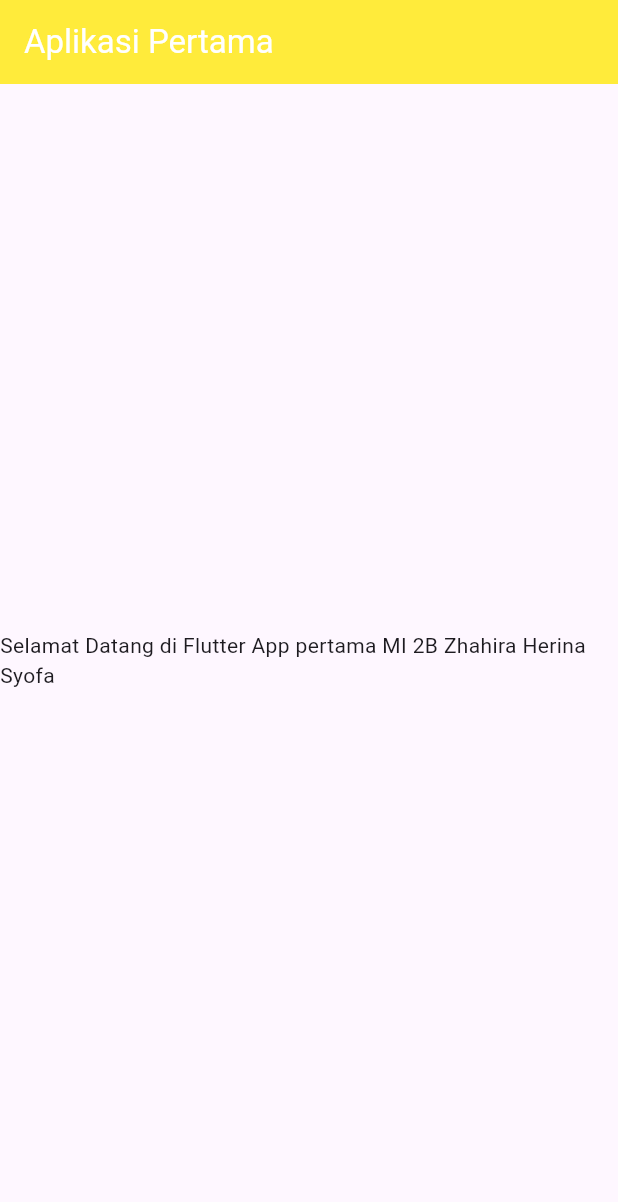
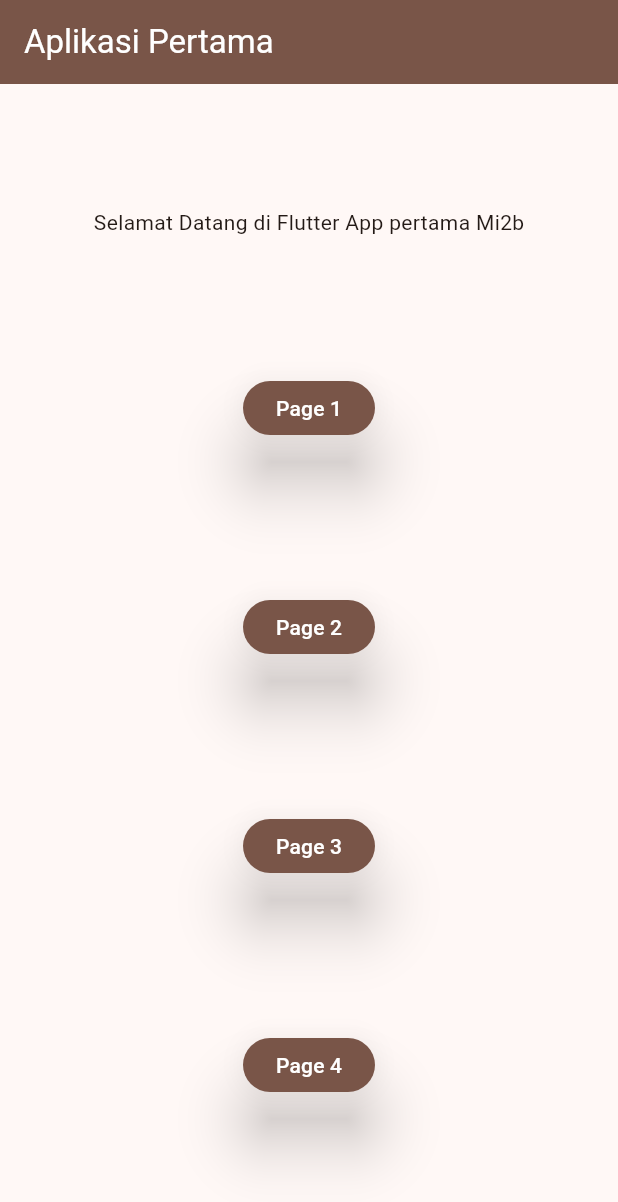
Before and after one commit to zhahirasyofa/flutter_mobile_zhahira, a Flutter app: the screen it shows after launch, on a phone screen of 412 x 824 dp. Shown: the top 1202 px of the screen. Run offline on Flutter 3.47's test engine with Material 3 defaults, Android fonts, the light colour scheme and no system bars.

Commit message:
Initial commit

```diff
--- a/lib/main.dart
+++ b/lib/main.dart
@@ -1,4 +1,8 @@
 import 'package:flutter/material.dart';
+import 'package:flutter_mobile_mi2b/Screen/page_dua.dart';
+import 'package:flutter_mobile_mi2b/Screen/page_empat.dart';
+import 'package:flutter_mobile_mi2b/Screen/page_satu.dart';
+import 'package:flutter_mobile_mi2b/Screen/page_tiga.dart';
 
 void main() {
   runApp(const MyApp());
@@ -28,7 +32,8 @@
         //
         // This works for code too, not just values: Most code changes can be
         // tested with just a hot reload.
-        colorScheme: ColorScheme.fromSeed(seedColor: Colors.deepPurple),
+        colorScheme: ColorScheme.fromSeed(seedColor: Colors.brown),
+        useMaterial3: true,
       ),
       home: const PageOne(),
       debugShowCheckedModeBanner: false,
@@ -47,13 +52,85 @@
         //appBar : properti dari sebuah widget
         //AppBar : widget
 
-        title: Text('Aplikasi Pertama',
+        title: Text(
+          'Aplikasi Pertama',
           style: TextStyle(color: Colors.white),
         ),
-        backgroundColor: Colors.yellow,
+        backgroundColor: Colors.brown,
       ),
       body: Center(
-        child: Text("Selamat Datang di Flutter App pertama MI 2B Zhahira Herina Syofa"),
+        child: Column(
+          mainAxisAlignment: MainAxisAlignment.spaceEvenly,
+          crossAxisAlignment: CrossAxisAlignment.center,
+          children: [
+            Text("Selamat Datang di Flutter App pertama Mi2b"),
+            Padding(
+              padding: const EdgeInsets.all(8.0),
+              child: MaterialButton(onPressed: (){
+                Navigator.push(context, MaterialPageRoute(builder: (context)
+                =>PageSatu()
+                ));
+              },
+                elevation: 18.0,
+                shape: RoundedRectangleBorder(borderRadius: BorderRadius.circular(20)),
+                //ini untuk pindah page
+                color: Colors.brown,
+                child: Text('Page 1',
+                  style: TextStyle(fontSize: 14, color: Colors.white ),
+                ),
+              ),
+            ),
+            Padding(
+              padding: const EdgeInsets.all(8.0),
+              child: MaterialButton(onPressed: (){
+                Navigator.push(context, MaterialPageRoute(builder: (context)
+                =>PageDua()
+                ));
+              },
+                elevation: 18.0,
+                shape: RoundedRectangleBorder(borderRadius: BorderRadius.circular(20)),
+                //ini untuk pindah page
+                color: Colors.brown,
+                child: Text('Page 2',
+                  style: TextStyle(fontSize: 14, color: Colors.white ),
+                ),
+              ),
+            ),
+            Padding(
+              padding: const EdgeInsets.all(8.0),
+              child: MaterialButton(onPressed: (){
+                Navigator.push(context, MaterialPageRoute(builder: (context)
+                =>PageTiga()
+                ));
+              },
+                elevation: 18.0,
+                shape: RoundedRectangleBorder(borderRadius: BorderRadius.circular(20)),
+                //ini untuk pindah page
+                color: Colors.brown,
+                child: Text('Page 3',
+                  style: TextStyle(fontSize: 14, color: Colors.white ),
+                ),
+              ),
+            ),
+            Padding(
+              padding: const EdgeInsets.all(8.0),
+              child: MaterialButton(onPressed: (){
+                Navigator.push(context, MaterialPageRoute(builder: (context)
+                =>PageEmpat()
+                ));
+              },
+                elevation: 18.0,
+                shape: RoundedRectangleBorder(borderRadius: BorderRadius.circular(20)),
+                //ini untuk pindah page
+                color: Colors.brown,
+                child: Text('Page 4',
+                  style: TextStyle(fontSize: 14, color: Colors.white ),
+                ),
+              ),
+            ),
+          ],
+        ),
+
         //child :  cuma bisa nampung 1 widget
         //children : bisa nampung beberapa widget
       ),
```
Also changed, not shown: lib/Screen/page_dua.dart (added, +39 -0 lines), lib/Screen/page_empat.dart (added, +29 -0 lines), lib/Screen/page_satu.dart (added, +19 -0 lines), lib/Screen/page_tiga.dart (added, +63 -0 lines).
